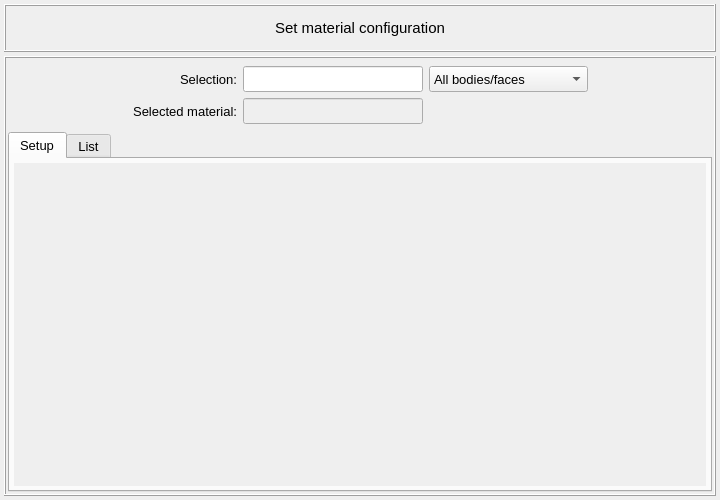
MOPT-UFSC/VIBRA, file vibra/interface/data/ui_files/model/setup/material/set_material.ui: the form before one commit.
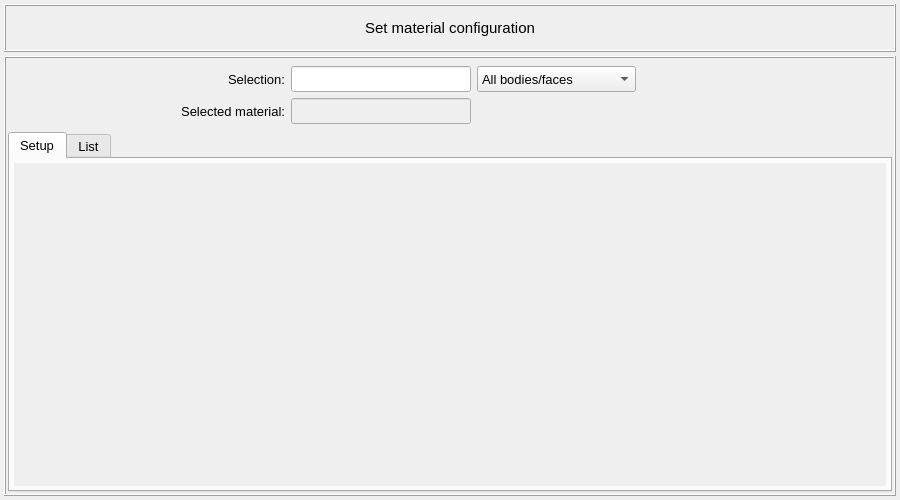
The form after the commit.

Commit message: Fixes vertical header resize mode

```diff
--- a/vibra/interface/data/ui_files/model/setup/material/set_material.ui
+++ b/vibra/interface/data/ui_files/model/setup/material/set_material.ui
@@ -6,7 +6,7 @@
    <rect>
     <x>0</x>
     <y>0</y>
-    <width>720</width>
+    <width>900</width>
     <height>500</height>
    </rect>
   </property>
@@ -340,7 +340,7 @@
               <rect>
                <x>0</x>
                <y>0</y>
-               <width>690</width>
+               <width>870</width>
                <height>323</height>
               </rect>
              </property>
```
Left out of the diff: 4 changed lines with no effect on the pictures. The commit also changes 2 other files.
